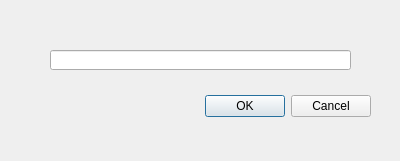
Qt form newuser/newuser.ui (kengsini250/NAS_Project) before a commit.
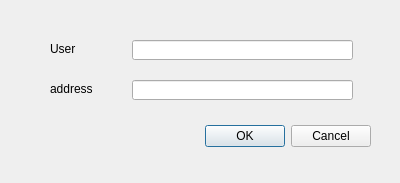
The same form after that commit.

```diff
--- a/newuser/newuser.ui
+++ b/newuser/newuser.ui
@@ -7,7 +7,7 @@
     <x>0</x>
     <y>0</y>
     <width>400</width>
-    <height>161</height>
+    <height>183</height>
    </rect>
   </property>
   <property name="windowTitle">
@@ -17,7 +17,7 @@
    <property name="geometry">
     <rect>
      <x>30</x>
-     <y>90</y>
+     <y>120</y>
      <width>341</width>
      <height>32</height>
     </rect>
@@ -32,13 +32,49 @@
   <widget class="QLineEdit" name="lineEdit">
    <property name="geometry">
     <rect>
-     <x>50</x>
-     <y>50</y>
-     <width>301</width>
+     <x>132</x>
+     <y>80</y>
+     <width>221</width>
      <height>20</height>
     </rect>
    </property>
   </widget>
+  <widget class="QLineEdit" name="user">
+   <property name="geometry">
+    <rect>
+     <x>132</x>
+     <y>40</y>
+     <width>221</width>
+     <height>20</height>
+    </rect>
+   </property>
+  </widget>
+  <widget class="QLabel" name="label">
+   <property name="geometry">
+    <rect>
+     <x>50</x>
+     <y>81</y>
+     <width>50</width>
+     <height>16</height>
+    </rect>
+   </property>
+   <property name="text">
+    <string>address</string>
+   </property>
+  </widget>
+  <widget class="QLabel" name="label_2">
+   <property name="geometry">
+    <rect>
+     <x>50</x>
+     <y>41</y>
+     <width>50</width>
+     <height>16</height>
+    </rect>
+   </property>
+   <property name="text">
+    <string>User</string>
+   </property>
+  </widget>
  </widget>
  <resources/>
  <connections>
```
Left out of the diff: 2 changed lines with no effect on the pictures.
